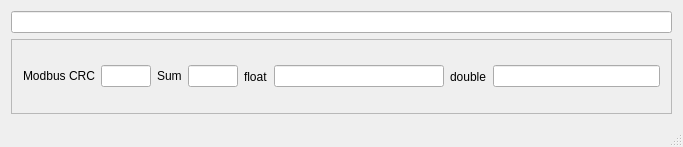
Before: the Qt Designer form mainwindow.ui in iuriizhesson/packets_analyzer, drawn with Qt 5.
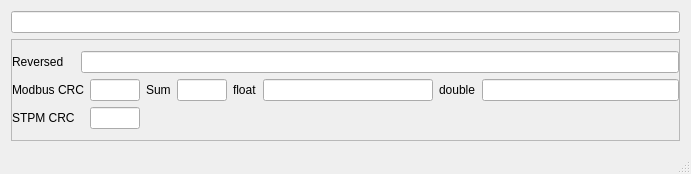
After: the same form once the commit is applied. Custom widgets are drawn as their Qt base class.

Commit message:
feat: add stpm crc calculator
save work on hex/dec input analysis switcher

```diff
--- a/mainwindow.ui
+++ b/mainwindow.ui
@@ -6,8 +6,8 @@
    <rect>
     <x>0</x>
     <y>0</y>
-    <width>683</width>
-    <height>147</height>
+    <width>691</width>
+    <height>174</height>
    </rect>
   </property>
   <property name="windowTitle">
@@ -26,30 +26,15 @@
       <property name="frameShadow">
        <enum>QFrame::Raised</enum>
       </property>
-      <layout class="QHBoxLayout" name="horizontalLayout_2">
-       <item>
-        <layout class="QHBoxLayout" name="horizontalLayout">
-         <item>
-          <widget class="QLabel" name="label_2">
-           <property name="sizePolicy">
-            <sizepolicy hsizetype="Preferred" vsizetype="Fixed">
-             <horstretch>0</horstretch>
-             <verstretch>0</verstretch>
-            </sizepolicy>
-           </property>
-           <property name="maximumSize">
-            <size>
-             <width>80</width>
-             <height>16777215</height>
-            </size>
-           </property>
-           <property name="text">
-            <string>Modbus CRC</string>
-           </property>
-          </widget>
-         </item>
-         <item>
-          <widget class="TabTriggeredLineEdit" name="modbusCrcBox">
+      <layout class="QGridLayout" name="gridLayout">
+       <property name="leftMargin">
+        <number>0</number>
+       </property>
+       <property name="rightMargin">
+        <number>0</number>
+       </property>
+       <item row="1" column="4">
+        <widget class="TabTriggeredLineEdit" name="sumBox">
            <property name="sizePolicy">
             <sizepolicy hsizetype="Minimum" vsizetype="Fixed">
              <horstretch>0</horstretch>
@@ -70,7 +55,26 @@
            </property>
           </widget>
          </item>
-         <item>
+       <item row="0" column="0">
+        <widget class="QLabel" name="label_6">
+         <property name="maximumSize">
+          <size>
+           <width>60</width>
+           <height>15</height>
+          </size>
+         </property>
+         <property name="text">
+          <string>Reversed</string>
+         </property>
+         <property name="indent">
+          <number>-1</number>
+         </property>
+        </widget>
+       </item>
+       <item row="0" column="1" colspan="8">
+        <widget class="TabTriggeredLineEdit" name="reversedBox"/>
+       </item>
+       <item row="1" column="3">
           <widget class="QLabel" name="label">
            <property name="sizePolicy">
             <sizepolicy hsizetype="Preferred" vsizetype="Fixed">
@@ -89,29 +93,10 @@
            </property>
           </widget>
          </item>
-         <item>
-          <widget class="TabTriggeredLineEdit" name="sumBox">
-           <property name="sizePolicy">
-            <sizepolicy hsizetype="Minimum" vsizetype="Fixed">
-             <horstretch>0</horstretch>
-             <verstretch>0</verstretch>
-            </sizepolicy>
-           </property>
-           <property name="maximumSize">
-            <size>
-             <width>50</width>
-             <height>16777215</height>
-            </size>
-           </property>
-           <property name="focusPolicy">
-            <enum>Qt::ClickFocus</enum>
-           </property>
-           <property name="layoutDirection">
-            <enum>Qt::RightToLeft</enum>
-           </property>
-          </widget>
-         </item>
-         <item>
+       <item row="1" column="8">
+        <widget class="TabTriggeredLineEdit" name="doubleValueBox"/>
+       </item>
+       <item row="1" column="5">
           <widget class="QLabel" name="label_3">
            <property name="sizePolicy">
             <sizepolicy hsizetype="Preferred" vsizetype="Preferred">
@@ -130,7 +115,64 @@
            </property>
           </widget>
          </item>
-         <item>
+       <item row="2" column="1" colspan="2">
+        <widget class="TabTriggeredLineEdit" name="stpmCrcBox">
+         <property name="sizePolicy">
+          <sizepolicy hsizetype="Minimum" vsizetype="Fixed">
+           <horstretch>0</horstretch>
+           <verstretch>0</verstretch>
+          </sizepolicy>
+         </property>
+         <property name="maximumSize">
+          <size>
+           <width>50</width>
+           <height>16777215</height>
+          </size>
+         </property>
+         <property name="focusPolicy">
+          <enum>Qt::ClickFocus</enum>
+         </property>
+         <property name="layoutDirection">
+          <enum>Qt::RightToLeft</enum>
+         </property>
+        </widget>
+       </item>
+       <item row="1" column="2">
+        <widget class="TabTriggeredLineEdit" name="modbusCrcBox">
+         <property name="sizePolicy">
+          <sizepolicy hsizetype="Minimum" vsizetype="Fixed">
+           <horstretch>0</horstretch>
+           <verstretch>0</verstretch>
+          </sizepolicy>
+         </property>
+         <property name="maximumSize">
+          <size>
+           <width>50</width>
+           <height>16777215</height>
+          </size>
+         </property>
+         <property name="focusPolicy">
+          <enum>Qt::ClickFocus</enum>
+         </property>
+         <property name="layoutDirection">
+          <enum>Qt::RightToLeft</enum>
+         </property>
+        </widget>
+       </item>
+       <item row="1" column="7">
+        <widget class="QLabel" name="label_4">
+         <property name="maximumSize">
+          <size>
+           <width>50</width>
+           <height>15</height>
+          </size>
+         </property>
+         <property name="text">
+          <string>double</string>
+         </property>
+        </widget>
+       </item>
+       <item row="1" column="6">
           <widget class="TabTriggeredLineEdit" name="floatValueBox">
            <property name="sizePolicy">
             <sizepolicy hsizetype="Minimum" vsizetype="Fixed">
@@ -158,23 +200,43 @@
            </property>
           </widget>
          </item>
-         <item>
-          <widget class="QLabel" name="label_4">
+       <item row="1" column="0" colspan="2">
+        <widget class="QLabel" name="label_2">
+         <property name="sizePolicy">
+          <sizepolicy hsizetype="Preferred" vsizetype="Fixed">
+           <horstretch>0</horstretch>
+           <verstretch>0</verstretch>
+          </sizepolicy>
+         </property>
            <property name="maximumSize">
             <size>
-             <width>50</width>
-             <height>15</height>
+           <width>80</width>
+           <height>16777215</height>
             </size>
            </property>
            <property name="text">
-            <string>double</string>
+          <string>Modbus CRC</string>
            </property>
           </widget>
          </item>
-         <item>
-          <widget class="TabTriggeredLineEdit" name="doubleValueBox"/>
-         </item>
-        </layout>
+       <item row="2" column="0">
+        <widget class="QLabel" name="label_5">
+         <property name="sizePolicy">
+          <sizepolicy hsizetype="Preferred" vsizetype="Fixed">
+           <horstretch>0</horstretch>
+           <verstretch>0</verstretch>
+          </sizepolicy>
+         </property>
+         <property name="maximumSize">
+          <size>
+           <width>65</width>
+           <height>16777215</height>
+          </size>
+         </property>
+         <property name="text">
+          <string>STPM CRC</string>
+         </property>
+        </widget>
        </item>
       </layout>
      </widget>
```
Left out of the diff: 3 changed lines with no effect on the pictures. Lines whose indentation alone changed are shown as unchanged. The commit also changes 13 other files.
